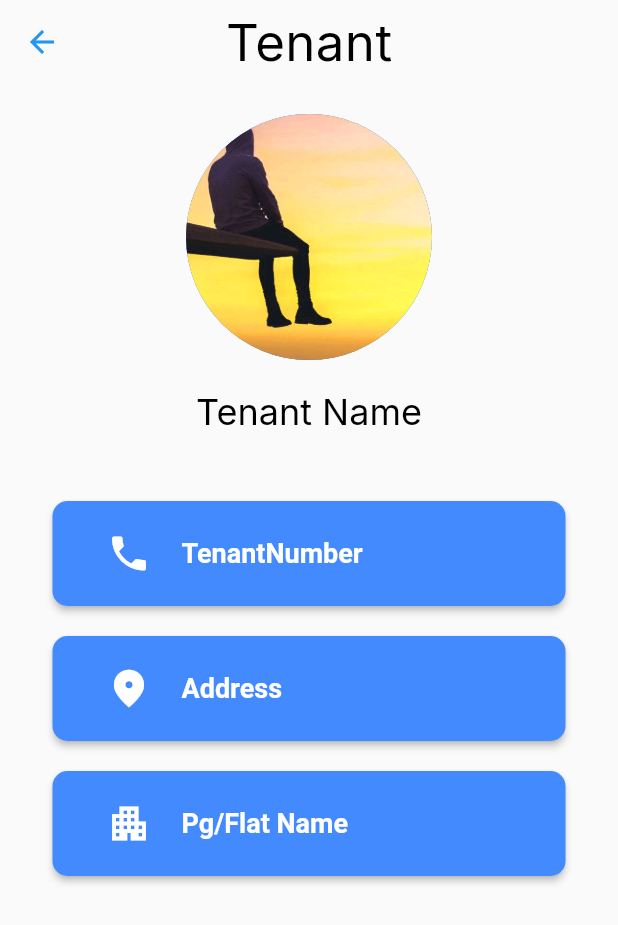
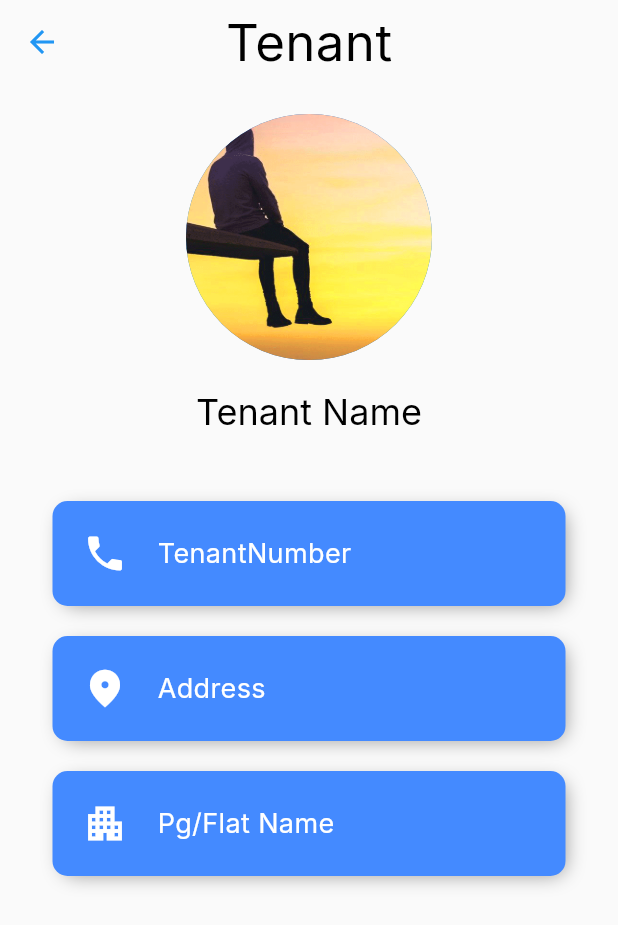
Before and after one commit to A-d-i-b/RentIt-Owner, a Flutter app: the TenantProfile screen opened by its route, on a phone screen of 412 x 824 dp. Shown: the top 925 px of the screen. Run offline on Flutter 3.47's test engine with Material 2 defaults, Android fonts, the phone set to English and light mode, and no system bars; our stand-ins replace get, google_fonts, image_picker; network calls fail.

Commit message:
removed elevated button

```diff
--- a/lib/utils/reusable_card.dart
+++ b/lib/utils/reusable_card.dart
@@ -9,35 +9,35 @@ class ReusableCard extends StatelessWidget {
 
   @override
   Widget build(BuildContext context) {
-    return ElevatedButton(
-      onPressed: () {},
-      style: ElevatedButton.styleFrom(
-        primary: color,
-        shape: const RoundedRectangleBorder(
-          borderRadius: BorderRadius.all(Radius.circular(10)),
-        ),
+    return Container(
+      padding: const EdgeInsets.all(20),
+      decoration: BoxDecoration(
+        boxShadow: const [
+          BoxShadow(
+            offset: Offset(3, 3),
+            spreadRadius: -3,
+            blurRadius: 10,
+            color: Colors.grey,
+          )
+        ],
+        borderRadius: BorderRadius.circular(10),
+        color: color,
       ),
-      child: Padding(
-        padding: const EdgeInsets.all(20.0),
-        child: childCard,
-      ),
+      child: childCard,
     );
   }
 }
-// Container(
-//       padding: const EdgeInsets.all(20),
-//       margin: const EdgeInsets.all(15),
-//       decoration: BoxDecoration(
-//         boxShadow: const [
-//           BoxShadow(
-//             offset: Offset(3, 3),
-//             spreadRadius: -3,
-//             blurRadius: 10,
-//             color: Colors.grey,
-//           )
-//         ],
-//         borderRadius: BorderRadius.circular(10),
-//         color: color,
+
+// ElevatedButton(
+//       onPressed: () {},
+//       style: ElevatedButton.styleFrom(
+//         primary: color,
+//         shape: const RoundedRectangleBorder(
+//           borderRadius: BorderRadius.all(Radius.circular(10)),
+//         ),
 //       ),
-//       child: childCard,
+//       child: Padding(
+//         padding: const EdgeInsets.all(20.0),
+//         child: childCard,
+//       ),
 //     );
```
